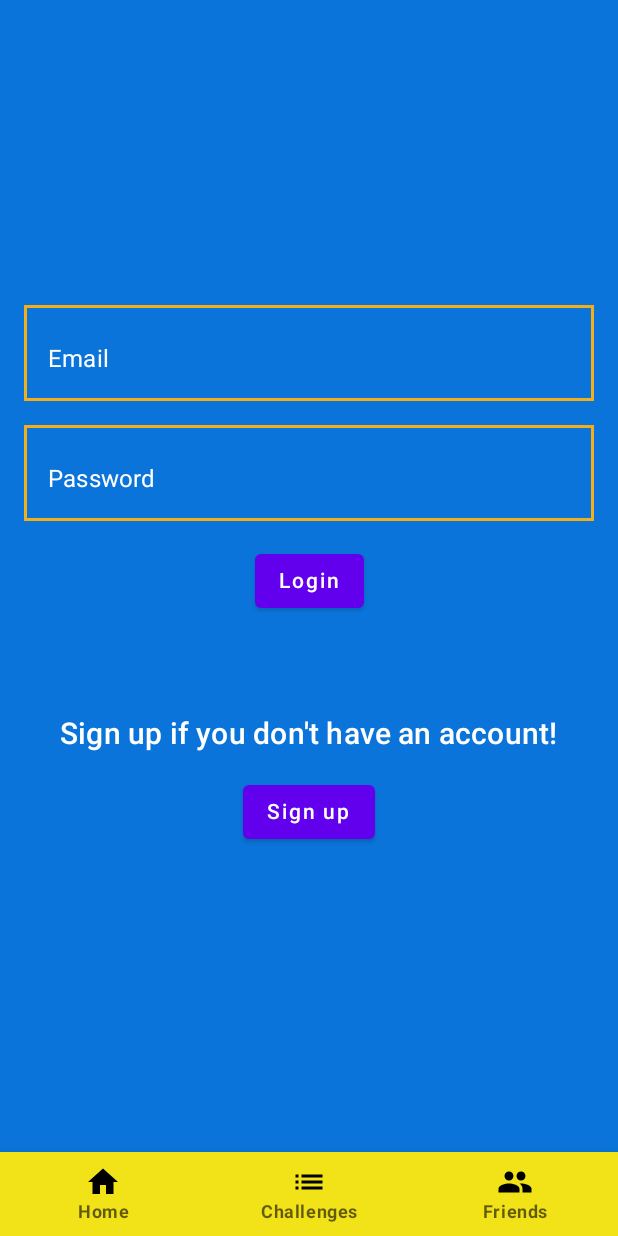
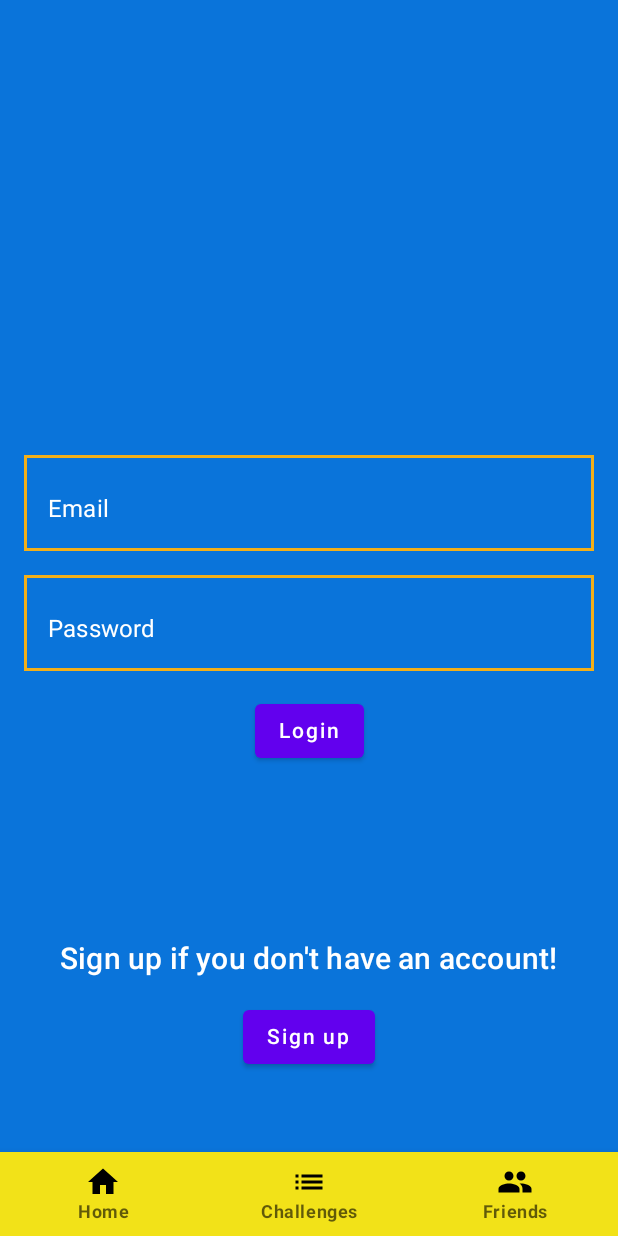
Before and after one commit to RyanFreezen/StatRoyale, an Android app built with Jetpack Compose: the screen it shows after launch (MainActivity), after a tap on "Sign Up / Login", on a phone screen of 412 x 824 dp. Run offline under Robolectric (Android 15) with nearby library versions, the phone set to English and light mode, and no system bars; our stand-ins replace Firebase (no records; nobody signed in at launch, a user with empty details on screens opened directly).

Commit message:
Few UI changes on the HomeScreen.kt, SignUpScreen.kt, and LoginSignUpScreen.kt. Implemented better error message output in FortniteApiService.kt.

```diff
--- a/app/build.gradle.kts
+++ b/app/build.gradle.kts
@@ -13,12 +13,12 @@ android {
         targetSdk = 34
         versionCode = 1
         versionName = "1.0"
-
         testInstrumentationRunner = "androidx.test.runner.AndroidJUnitRunner"
         vectorDrawables {
             useSupportLibrary = true
         }
     }
+
 
     buildTypes {
         release {
--- a/app/src/main/java/com/ryan/fortnite/api/FortniteApiService.kt
+++ b/app/src/main/java/com/ryan/fortnite/api/FortniteApiService.kt
@@ -27,7 +27,14 @@ fun fetchStats(gamerTag: String, onSuccess: (StatsData) -> Unit, onError: (Strin
                     }
                 } ?: onError("No data available")
             } else {
-                onError("API error: ${response.code()} - ${response.message()}")
+                val errorMessage = when (response.code()) {
+                    404 -> "Account does not exist or has no stats."
+                    403 -> "Account stats are private."
+                    else -> "API error: ${response.code()} - ${response.message()}"
+                }
+                withContext(Dispatchers.Main) {
+                    onError(errorMessage)
+                }
             }
         } catch (e: Exception) {
             withContext(Dispatchers.Main) {
--- a/app/src/main/java/com/ryan/fortnite/screens/HomeScreen.kt
+++ b/app/src/main/java/com/ryan/fortnite/screens/HomeScreen.kt
@@ -1,5 +1,6 @@
 package com.ryan.fortnite.screens
 
+import androidx.compose.foundation.Image
 import androidx.compose.foundation.background
 import androidx.compose.foundation.layout.Arrangement
 import androidx.compose.foundation.layout.Box
@@ -10,6 +11,7 @@ import androidx.compose.foundation.layout.fillMaxSize
 import androidx.compose.foundation.layout.fillMaxWidth
 import androidx.compose.foundation.layout.height
 import androidx.compose.foundation.layout.padding
+import androidx.compose.foundation.layout.size
 import androidx.compose.material.Button
 import androidx.compose.material.MaterialTheme
 import androidx.compose.material.Text
@@ -23,13 +25,18 @@ import androidx.compose.runtime.setValue
 import androidx.compose.ui.Alignment
 import androidx.compose.ui.Modifier
 import androidx.compose.ui.graphics.Color
-import androidx.compose.ui.text.font.FontWeight
+import androidx.compose.ui.res.painterResource
+import androidx.compose.ui.text.font.FontWeight.Companion.Bold
+import androidx.compose.ui.text.style.TextAlign.Companion.Center
 import androidx.compose.ui.unit.dp
+import androidx.compose.ui.unit.sp
 import androidx.navigation.NavController
 import androidx.navigation.NavHostController
 import com.google.firebase.auth.FirebaseAuth
 import com.google.firebase.auth.FirebaseUser
 import com.ryan.fortnite.FortniteBlue
+import com.ryan.fortnite.FortniteBrightYellow
+import com.ryan.fortnite.R
 import java.net.URLEncoder
 import java.nio.charset.StandardCharsets
 
@@ -55,28 +62,50 @@ fun HomeScreenContent(
     Box(
         modifier = Modifier
             .fillMaxSize()
-            .background(FortniteBlue)
+            .background(FortniteBlue),
+        contentAlignment = Alignment.TopCenter
     ) {
+        UserAuthenticationArea(navController, currentUser)
         Column(
             modifier = Modifier
                 .fillMaxWidth()
                 .padding(16.dp),
             horizontalAlignment = Alignment.CenterHorizontally
         ) {
-            Spacer(modifier = Modifier.weight(2f))
-            WelcomeText()
+            Spacer(Modifier.height(0.dp))
+            FortniteLogo()
+            Spacer(Modifier.height(0.dp))
+            Text(
+                "Stat Royale",
+                style = MaterialTheme.typography.h4.copy(
+                    fontWeight = Bold,
+                    color = Color.White,
+                    lineHeight = 60.sp
+                )
+            )
+            Text(
+                "Enter Your Fortnite Username",
+                style = MaterialTheme.typography.h6.copy(
+                    color = Color.White,
+                    lineHeight = 8.sp
+                )
+            )
             Spacer(Modifier.height(16.dp))
             InputFields(gamerTag, onFieldChange)
             Spacer(Modifier.height(16.dp))
             ActionButton(navController, gamerTag)
-            Spacer(modifier = Modifier.weight(2f))
-        }
-        UserAuthenticationArea(navController, currentUser)
-        Box(
-            modifier = Modifier
-                .align(Alignment.BottomCenter)
-                .fillMaxWidth()
-        ) {
+            Spacer(Modifier.height(199.dp))
+            Text(
+                "Disclaimer: We are not affiliated, associated, authorized, endorsed by, " +
+                        "or in any way officially connected with Epic Games.",
+                style = MaterialTheme.typography.body2.copy(
+                    color = FortniteBrightYellow,
+                    textAlign = Center,
+                    fontWeight = Bold,
+                    fontSize = 12.sp
+                )
+            )
+            Spacer(Modifier.height(1.dp))
         }
     }
 }
@@ -84,10 +113,14 @@ fun HomeScreenContent(
 /******************************************************************************************/
 
 @Composable
-fun WelcomeText() {
-    Text("Stat Royale", style = MaterialTheme.typography.h4.copy(fontWeight = FontWeight.Bold, color = Color.White))
-    Spacer(Modifier.height(16.dp))
-    Text("Enter Your Fortnite Gamer Tag", style = MaterialTheme.typography.h6.copy(color = Color.White))
+fun FortniteLogo() {
+    Image(
+        painter = painterResource(id = R.drawable.fortnite_logo),
+        contentDescription = "Fortnite Logo",
+        modifier = Modifier
+            .size(250.dp)
+            .padding(0.dp)
+    )
 }
 
 /******************************************************************************************/
@@ -119,7 +152,7 @@ fun GamerTagField(gamerTag: String, onGamerTagChange: (String) -> Unit) {
     TextField(
         value = gamerTag,
         onValueChange = onGamerTagChange,
-        label = { Text("Gamer Tag", color = Color.White) },
+        label = { Text("FN Username", color = Color.White) },
         singleLine = true,
         modifier = Modifier.fillMaxWidth(),
         colors = TextFieldDefaults.textFieldColors(
@@ -127,7 +160,7 @@ fun GamerTagField(gamerTag: String, onGamerTagChange: (String) -> Unit) {
             cursorColor = Color.White,
             focusedIndicatorColor = Color.White,
             unfocusedIndicatorColor = Color.White.copy(alpha = 0.5f),
-            backgroundColor = Color.Transparent
+            backgroundColor = Color.Transparent,
         )
     )
 }
@@ -156,7 +189,7 @@ fun UserAuthenticationArea(navController: NavController, currentUser: FirebaseUs
     Row(
         modifier = Modifier
             .fillMaxWidth()
-            .padding(16.dp),
+            .padding(8.dp),
         verticalAlignment = Alignment.CenterVertically,
         horizontalArrangement = Arrangement.SpaceBetween
     ) {
--- a/app/src/main/java/com/ryan/fortnite/screens/LoginSignUpScreen.kt
+++ b/app/src/main/java/com/ryan/fortnite/screens/LoginSignUpScreen.kt
@@ -39,6 +39,8 @@ fun LoginSignUpScreen(navController: NavHostController) {
     val currentUser = FirebaseAuth.getInstance().currentUser
     val userEmail = currentUser?.email ?: ""
 
+    /******************************************************************************************/
+
     Box(
         modifier = Modifier
             .fillMaxSize()
@@ -52,6 +54,7 @@ fun LoginSignUpScreen(navController: NavHostController) {
             horizontalAlignment = Alignment.CenterHorizontally,
             verticalArrangement = Arrangement.Center
         ) {
+            Spacer(modifier = Modifier.height(250.dp))
             // Email input field
             OutlinedTextField(
                 value = email,
@@ -68,10 +71,7 @@ fun LoginSignUpScreen(navController: NavHostController) {
                     backgroundColor = Color.Transparent
                 )
             )
-
-            // Spacer to add some vertical space
             Spacer(modifier = Modifier.height(16.dp))
-
             // Password input field
             OutlinedTextField(
                 value = password,
@@ -88,14 +88,11 @@ fun LoginSignUpScreen(navController: NavHostController) {
                     backgroundColor = Color.Transparent
                 )
             )
-
-            // Spacer to add some vertical space
             Spacer(modifier = Modifier.height(16.dp))
-
             // Login button
             Button(
                 onClick = {
-                    // login logic
+                    // Login logic
                     FirebaseAuth.getInstance().signInWithEmailAndPassword(email, password)
                         .addOnCompleteListener { task ->
                             if (task.isSuccessful) {
@@ -119,23 +116,19 @@ fun LoginSignUpScreen(navController: NavHostController) {
             ) {
                 Text(text = "Login", color = Color.White)
             }
-
-            // Spacer to add some vertical space
-            Spacer(modifier = Modifier.height(50.dp))
-
-            // Text prompting to sign up
+            Spacer(modifier = Modifier.height(100.dp))
             Text(
                 modifier = Modifier.padding(vertical = 16.dp),
                 text = "Sign up if you don't have an account!",
                 style = MaterialTheme.typography.h6.copy(color = Color.White)
             )
-
             // Sign up button
             Button(
                 onClick = { navController.navigate("signup") },
             ) {
                 Text(text = "Sign up", color = Color.White)
             }
+            Spacer(modifier = Modifier.height(0.dp))
         }
     }
 }
--- a/app/src/main/java/com/ryan/fortnite/screens/SignUpScreen.kt
+++ b/app/src/main/java/com/ryan/fortnite/screens/SignUpScreen.kt
@@ -122,7 +122,6 @@ fun SignUpScreen() {
         ) {
             // Spacer to add vertical space
             Spacer(modifier = Modifier.height(16.dp))
-
             // Email input field
             OutlinedTextField(
                 value = email,
@@ -139,10 +138,8 @@ fun SignUpScreen() {
                     backgroundColor = Color.Transparent
                 )
             )
-
             // Spacer to add vertical space
             Spacer(modifier = Modifier.height(16.dp))
-
             // Password input field
             OutlinedTextField(
                 value = password,
@@ -159,7 +156,6 @@ fun SignUpScreen() {
                     backgroundColor = Color.Transparent
                 )
             )
-
             // Spacer to add vertical space
             Spacer(modifier = Modifier.height(16.dp))
 
@@ -170,7 +166,6 @@ fun SignUpScreen() {
             ) {
                 Text(text = "Sign Up", color = Color.White)
             }
-
             // Success message
             successMessage?.let { message ->
                 Text(
@@ -180,7 +175,6 @@ fun SignUpScreen() {
                     modifier = Modifier.padding(vertical = 8.dp)
                 )
             }
-
             // Error message
             errorMessage?.let { message ->
                 Text(
```
Also changed, not shown: app/src/main/res/drawable/fortnite_logo.webp (added).
